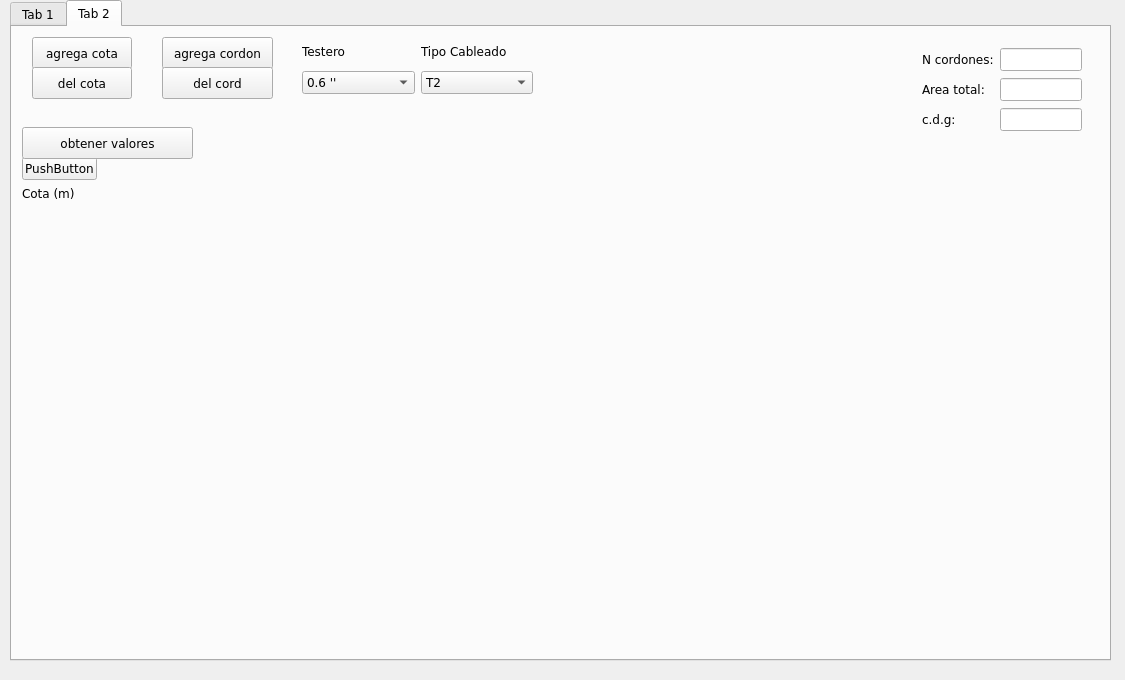
Qt form ui_files/herramienta_trapecios_v8.ui (Sady-Guzman/herramienta_practica) before a commit.
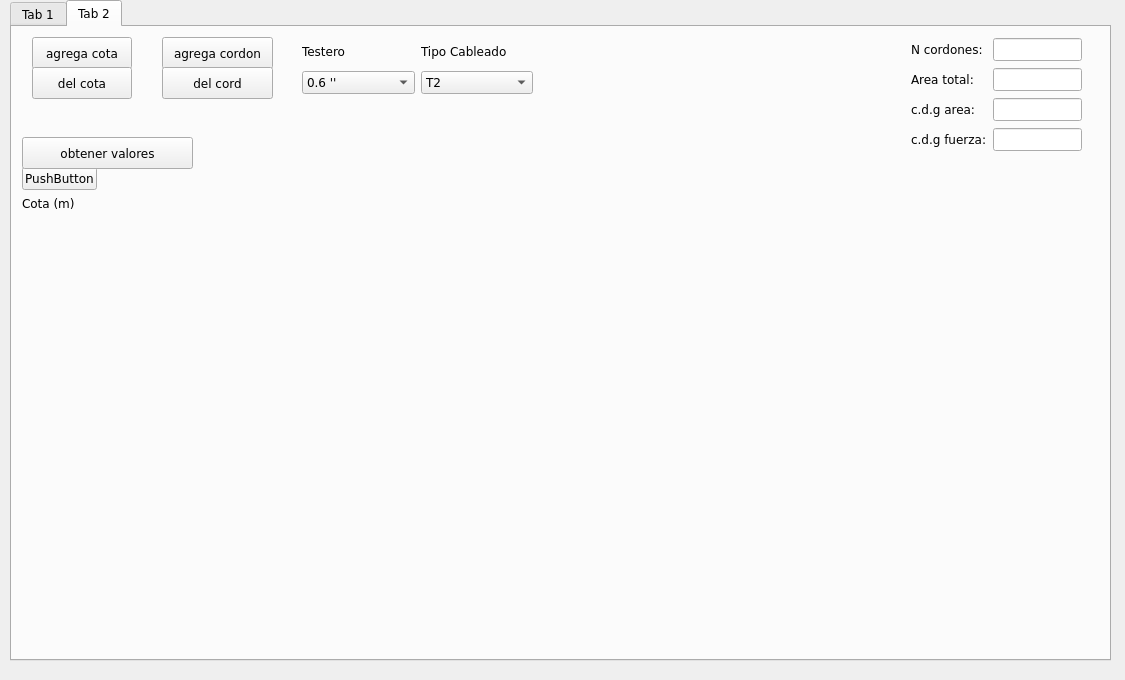
The same form after that commit.

Commit message: implementacion metodo que setea focus automaticamente a btn segun tab

```diff
--- a/ui_files/herramienta_trapecios_v8.ui
+++ b/ui_files/herramienta_trapecios_v8.ui
@@ -426,7 +426,7 @@
      <property name="geometry">
       <rect>
        <x>10</x>
-       <y>130</y>
+       <y>140</y>
        <width>1061</width>
        <height>351</height>
       </rect>
@@ -554,20 +554,13 @@
     <widget class="QWidget" name="gridLayoutWidget_3">
      <property name="geometry">
       <rect>
-       <x>910</x>
-       <y>20</y>
-       <width>160</width>
-       <height>85</height>
+       <x>899</x>
+       <y>10</y>
+       <width>171</width>
+       <height>116</height>
       </rect>
      </property>
      <layout class="QGridLayout" name="tab2_gridLayout_totales">
-      <item row="1" column="0">
-       <widget class="QLabel" name="tab2_label_area_total">
-        <property name="text">
-         <string>Area total:</string>
-        </property>
-       </widget>
-      </item>
       <item row="0" column="0">
        <widget class="QLabel" name="tab2_label_cant_cord">
         <property name="text">
@@ -576,20 +569,37 @@
        </widget>
       </item>
       <item row="2" column="0">
-       <widget class="QLabel" name="tab2_label_cdg">
+       <widget class="QLabel" name="tab2_label_cdg_area">
         <property name="text">
-         <string>c.d.g:</string>
+         <string>c.d.g area:</string>
         </property>
        </widget>
       </item>
-      <item row="0" column="1">
-       <widget class="QLineEdit" name="tab2_line_total_cordones"/>
+      <item row="1" column="0">
+       <widget class="QLabel" name="tab2_label_area_total">
+        <property name="text">
+         <string>Area total:</string>
+        </property>
+       </widget>
+      </item>
+      <item row="2" column="1">
+       <widget class="QLineEdit" name="tab2_line_total_cdg_area"/>
       </item>
       <item row="1" column="1">
        <widget class="QLineEdit" name="tab2_line_total_area"/>
       </item>
-      <item row="2" column="1">
-       <widget class="QLineEdit" name="tab2_line_total_cdg"/>
+      <item row="0" column="1">
+       <widget class="QLineEdit" name="tab2_line_total_cordones"/>
+      </item>
+      <item row="3" column="0">
+       <widget class="QLabel" name="tab2_label_cdg_fuerza">
+        <property name="text">
+         <string>c.d.g fuerza:</string>
+        </property>
+       </widget>
+      </item>
+      <item row="3" column="1">
+       <widget class="QLineEdit" name="tab2_line_total_cdg_fuerza"/>
       </item>
      </layout>
     </widget>
@@ -641,7 +651,7 @@
      <property name="geometry">
       <rect>
        <x>10</x>
-       <y>100</y>
+       <y>110</y>
        <width>171</width>
        <height>32</height>
       </rect>
```
The commit also changes 2 other files.
